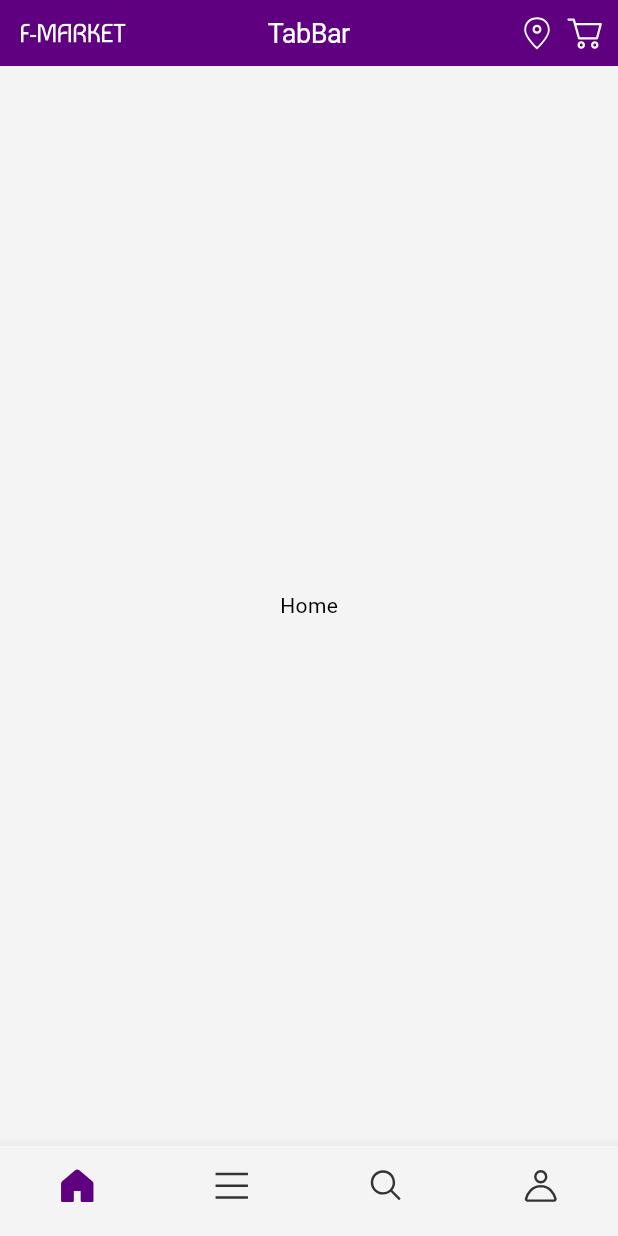
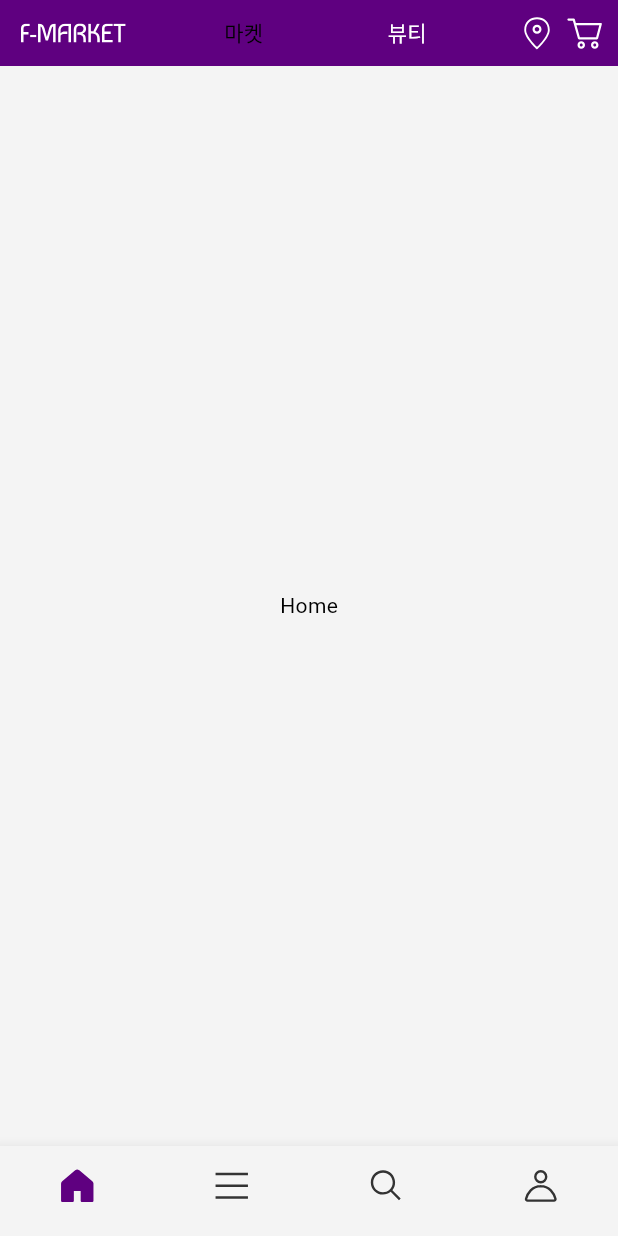
Before and after one commit to 818tere/e_commerce_app, a Flutter app: the screen it shows after launch, on a phone screen of 412 x 824 dp. Run offline on Flutter 3.47's test engine with Material 3 defaults, Android fonts, the phone set to English and light mode, and no system bars; our stand-ins replace flutter_bloc, flutter_svg, go_router; Roboto replaces fonts that are missing (Pretendard).

Commit message:
cubit을 이용한 Appbar 개발

```diff
--- a/lib/presentation/main/component/top_app_bar/default_app_bar.dart
+++ b/lib/presentation/main/component/top_app_bar/default_app_bar.dart
@@ -1,6 +1,9 @@
 import 'package:flutter/material.dart';
+import 'package:flutter_bloc/flutter_bloc.dart';
 
+import '../../../../core/theme/custom/custom_theme.dart';
 import '../../cubit/bottom_nav_cubit.dart';
+import '../../mall_type_cubit.dart';
 
 class DefaultAppBar extends StatelessWidget {
   const DefaultAppBar(this.bottomNav, {super.key});
@@ -8,17 +11,26 @@ class DefaultAppBar extends StatelessWidget {
 
   @override
   Widget build(BuildContext context) {
+    return BlocBuilder<MallTypeCubit, MallType>(builder: (_, state) {
+      //MallTypeCubit을 BlocBuilder로 감싸고, builder를 통해 state를 받아온다.
       return Container(
         padding: EdgeInsets.symmetric(vertical: 6, horizontal: 8),
-      color: Theme.of(context).colorScheme.primary,
+        color: (state.isMarket)
+            ? Theme.of(context).colorScheme.primary
+            : Theme.of(context).colorScheme.background,
         child: AppBar(
           title: Text(
             bottomNav.label,
-          style: TextStyle(color: Colors.white),
+            style: TextStyle(
+              color: state.isMarket
+                  ? Theme.of(context).colorScheme.background
+                  : Theme.of(context).colorScheme.contentPrimary,
+            ),
           ),
           backgroundColor: Colors.transparent,
           centerTitle: true,
         ),
       );
+    });
   }
 }
--- a/lib/presentation/main/component/top_app_bar/home_app_bar.dart
+++ b/lib/presentation/main/component/top_app_bar/home_app_bar.dart
@@ -1,32 +1,62 @@
 import 'package:flutter/material.dart';
+import 'package:flutter_bloc/flutter_bloc.dart';
 import 'package:flutter_svg/flutter_svg.dart';
 
 import '../../../../core/theme/constant/app_icons.dart';
+import '../../../../core/theme/custom/custom_theme.dart';
+import '../../mall_type_cubit.dart';
 
 class HomeAppBar extends StatelessWidget {
   const HomeAppBar({super.key});
 
   @override
   Widget build(BuildContext context) {
-    return Container(
-      color: Theme.of(context).colorScheme.primary,
+    return BlocBuilder<MallTypeCubit, MallType>(
+      //MallTypeCubit을 BlocBuilder로 감싸고, builder를 통해 state를 받아온다.
+      builder: (_, state) {
+        return AnimatedContainer(
+          color: (state.isMarket)
+              ? Theme.of(context).colorScheme.primary
+              : Theme.of(context).colorScheme.background,
           child: Padding(
             padding: const EdgeInsets.all(6),
             child: AppBar(
               leading: Padding(
                 padding: EdgeInsets.all(8),
-            child: SvgPicture.asset(AppIcons.mainLogo),
+                child: SvgPicture.asset(
+                  AppIcons.mainLogo,
+                  colorFilter: ColorFilter.mode(
+                    state.isMarket
+                        ? Theme.of(context).colorScheme.onPrimary
+                        : Theme.of(context).colorScheme.primary,
+                    BlendMode.srcIn,
                   ),
-          title: Text('TabBar', style: TextStyle(color: Colors.white)),
+                ),
+              ),
+              title: DefaultTabController(
+                length: MallType.values.length,
+                initialIndex: state.index,
+                child: TabBar(
+                  tabs: List.generate(
+                    MallType.values.length,
+                    (index) => Tab(text: MallType.values[index].toName),
+                  ),
+                  labelColor: Colors.black,
+                  unselectedLabelColor: Colors.white,
+                  onTap: (index) =>
+                      context.read<MallTypeCubit>().changeIndex(index),
+                ),
+              ),
               actions: [
                 Padding(
                   padding: const EdgeInsets.all(4.0),
                   child: SvgPicture.asset(
                     AppIcons.location,
                     colorFilter: ColorFilter.mode(
-                  Theme.of(context).colorScheme.background,
-                  BlendMode.srcIn,
-                ),
+                        state.isMarket
+                            ? Theme.of(context).colorScheme.background
+                            : Theme.of(context).colorScheme.contentPrimary,
+                        BlendMode.srcIn),
                   ),
                 ),
                 Padding(
@@ -34,9 +64,10 @@ class HomeAppBar extends StatelessWidget {
                   child: SvgPicture.asset(
                     AppIcons.cart,
                     colorFilter: ColorFilter.mode(
-                  Theme.of(context).colorScheme.background,
-                  BlendMode.srcIn,
-                ),
+                        state.isMarket
+                            ? Theme.of(context).colorScheme.background
+                            : Theme.of(context).colorScheme.contentPrimary,
+                        BlendMode.srcIn),
                   ),
                 ),
               ],
@@ -45,6 +76,9 @@ class HomeAppBar extends StatelessWidget {
               leadingWidth: 86,
             ),
           ),
+          duration: Duration(milliseconds: 300),
+        );
+      },
     );
   }
 }
--- a/lib/presentation/main/component/top_app_bar/top_app_bar.dart
+++ b/lib/presentation/main/component/top_app_bar/top_app_bar.dart
@@ -12,6 +12,7 @@ class TopAppBar extends StatelessWidget implements PreferredSizeWidget {
   @override
   Widget build(BuildContext context) {
     return BlocBuilder<BottomNavCubit, BottomNav>(
+      //BottomNavCubit을 BlocBuilder로 감싸고, builder를 통해 state를 받아온다.
       builder: (_, state) {
         switch (state) {
           case BottomNav.home:
--- a/lib/presentation/main/cubit/bottom_nav_cubit.dart
+++ b/lib/presentation/main/cubit/bottom_nav_cubit.dart
@@ -2,15 +2,17 @@ import 'package:flutter_bloc/flutter_bloc.dart';
 
 import '../../../core/theme/constant/app_icons.dart';
 
-enum BottomNav { home, category, search, user }
+enum BottomNav { home, category, search, user } // BottomNav은 열거형
 
 class BottomNavCubit extends Cubit<BottomNav> {
+  // BottomNavCubit은 BottomNav을 상속
   BottomNavCubit() : super(BottomNav.home);
 
   void changeIndex(int index) => emit(BottomNav.values[index]);
 }
 
 extension BottomNavX on BottomNav {
+  // BottomNavX는 BottomNav의 확장
   String get icon {
     switch (this) {
       case BottomNav.home:
--- a/lib/presentation/main/main_screen.dart
+++ b/lib/presentation/main/main_screen.dart
@@ -8,14 +8,18 @@ import '../pages/search/search_screen.dart';
 import '../pages/user/user_screen.dart';
 import 'component/top_app_bar/top_app_bar.dart';
 import 'cubit/bottom_nav_cubit.dart';
+import 'mall_type_cubit.dart';
 
 class MainScreen extends StatelessWidget {
   const MainScreen({super.key});
 
   @override
   Widget build(BuildContext context) {
-    return BlocProvider(
-      create: (context) => BottomNavCubit(),
+    return MultiBlocProvider(
+      providers: [
+        BlocProvider(create: (_) => BottomNavCubit()),
+        BlocProvider(create: (_) => MallTypeCubit()),
+      ],
       child: MainScreenView(),
     );
   }
@@ -29,6 +33,7 @@ class MainScreenView extends StatelessWidget {
     return Scaffold(
       appBar: TopAppBar(),
       body: BlocBuilder<BottomNavCubit, BottomNav>(
+        //BottomNavCubit을 BlocBuilder로 감싸고, builder를 통해 state를 받아온다.
         builder: (_, state) {
           switch (state) {
             case BottomNav.home:
--- /dev/null
+++ b/lib/presentation/main/mall_type_cubit.dart
@@ -0,0 +1,29 @@
+import 'package:flutter_bloc/flutter_bloc.dart';
+
+enum MallType {
+  // MallType은 열거형
+  market,
+  beauty,
+}
+
+class MallTypeCubit extends Cubit<MallType> {
+  // MallTypeCubit은 MallType을 상속
+  MallTypeCubit() : super(MallType.market);
+
+  void changeIndex(int index) => emit(MallType.values[index]);
+}
+
+extension MallTypeX on MallType {
+  // MallTypeX는 MallType의 확장
+  String get toName {
+    switch (this) {
+      case MallType.market:
+        return '마켓';
+      case MallType.beauty:
+        return '뷰티';
+    }
+  }
+
+  bool get isMarket => this == MallType.market;
+  bool get isBeauty => this == MallType.beauty;
+}
```
Lines whose indentation alone changed are shown as unchanged.
